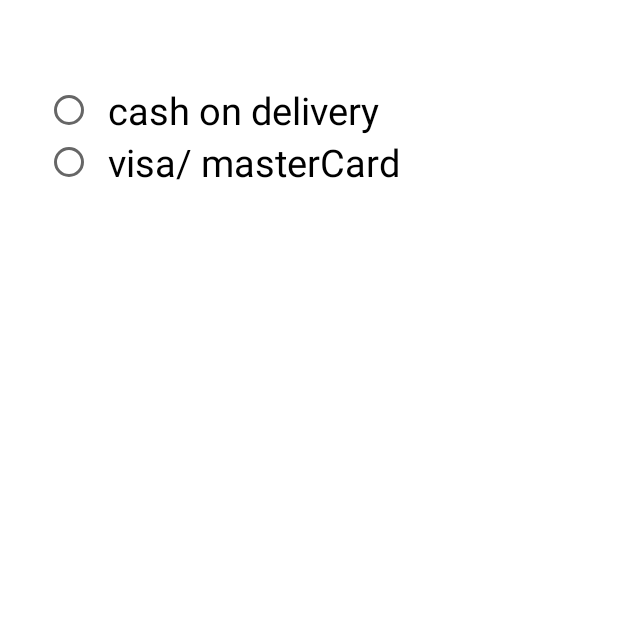
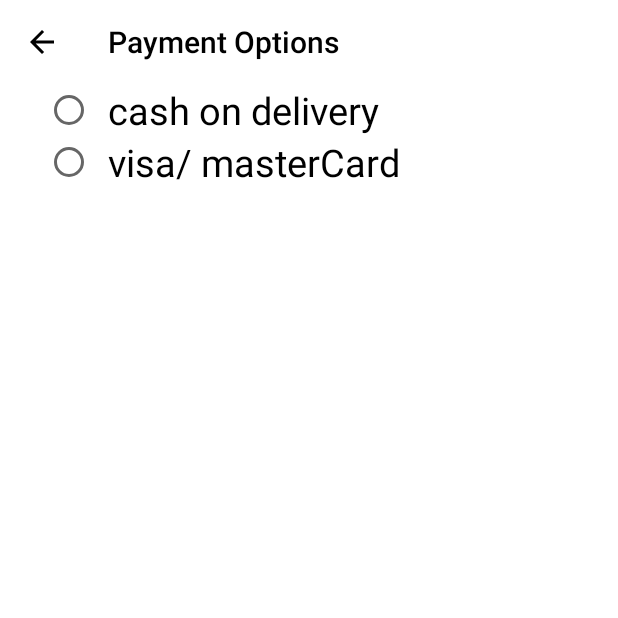
Before and after one commit to ahmdkhled/ecommerce, an Android app: the PaymentActivity screen opened directly, with no data from a screen before it, on a phone screen of 412 x 824 dp, the top half of it. Run offline under Robolectric (Android 15) with nearby library versions, the phone set to English and light mode, and no system bars; our stand-ins replace ButterKnife; 1 statement that could not run was skipped.

Commit message:
- Complete payment activity and place order functionality

```diff
--- a/app/src/main/java/com/ahmdkhled/ecommerce/model/Order.java
+++ b/app/src/main/java/com/ahmdkhled/ecommerce/model/Order.java
@@ -16,8 +16,10 @@ public class Order {
     private String status;
     @SerializedName("order_addressId")
     private int addressId;
-    @SerializedName("orderItems")
+    @SerializedName("products")
     private ArrayList<OrderItem> orderItems;
+
+
 
 
     public Order(int order_id, String order_date, int userId, String status, int addressId, ArrayList<OrderItem> orderItems) {
--- a/app/src/main/java/com/ahmdkhled/ecommerce/network/ApiService.java
+++ b/app/src/main/java/com/ahmdkhled/ecommerce/network/ApiService.java
@@ -101,7 +101,7 @@ public interface ApiService {
     @POST("orders.php")
     @FormUrlEncoded
     Call<Order> makeOrder(@Field("orderItems") String orderItems,@Field("quantity") String quantity
-            ,@Field("userId") int userId,@Field("address_id") int addressId);
+            ,@Field("userId") long userId,@Field("address_id") int addressId);
 
     @GET("orders.php")
     Call<ArrayList<Order>> getOrders(@Query("userId") String userId);
--- a/app/src/main/java/com/ahmdkhled/ecommerce/ui/PaymentActivity.java
+++ b/app/src/main/java/com/ahmdkhled/ecommerce/ui/PaymentActivity.java
@@ -1,35 +1,39 @@
 package com.ahmdkhled.ecommerce.ui;
 
+import android.arch.lifecycle.Observer;
+import android.arch.lifecycle.ViewModelProviders;
 import android.content.Intent;
+import android.support.annotation.Nullable;
 import android.support.constraint.ConstraintLayout;
 import android.support.v7.app.AppCompatActivity;
 import android.os.Bundle;
+import android.support.v7.widget.Toolbar;
 import android.util.Log;
 import android.view.View;
 import android.widget.Button;
 import android.widget.CompoundButton;
+import android.widget.ProgressBar;
 import android.widget.RadioButton;
 import android.widget.TextView;
 
 import com.ahmdkhled.ecommerce.R;
+import com.ahmdkhled.ecommerce.model.Address;
 import com.ahmdkhled.ecommerce.model.CartItem;
 import com.ahmdkhled.ecommerce.model.Order;
-import com.ahmdkhled.ecommerce.network.RetrofetClient;
-import com.ahmdkhled.ecommerce.ui.LoginActivity;
+import com.ahmdkhled.ecommerce.model.OrderItem;
+import com.ahmdkhled.ecommerce.utils.CartItemsManger;
 import com.ahmdkhled.ecommerce.utils.SessionManager;
+import com.ahmdkhled.ecommerce.viewmodel.PaymentViewModel;
 
-import java.io.IOException;
 import java.util.ArrayList;
+import java.util.List;
 
 import butterknife.BindView;
 import butterknife.ButterKnife;
-import okhttp3.ResponseBody;
-import retrofit2.Call;
-import retrofit2.Callback;
-import retrofit2.Response;
 
 public class PaymentActivity extends AppCompatActivity {
 
+    private static final String TAG = "PAYMENT_TAG";
     @BindView(R.id.sub_total_value)
     TextView mSubTotalTxt;
     @BindView(R.id.cod_value)
@@ -46,8 +50,16 @@ public class PaymentActivity extends AppCompatActivity {
     RadioButton mVisaRb;
     @BindView(R.id.cod_container)
     ConstraintLayout mCODLayoutTxt;
+    @BindView(R.id.toolbar)
+    Toolbar mToolbar;
+    @BindView(R.id.progress_bar)
+    ProgressBar mProgressBar;
 
     private int mSubTotal;
+    private Address mShipmentAddress;
+    private List<CartItem> mCartItems = new ArrayList<>();
+    private PaymentViewModel mViewModel;
+    private long userId;
 
     @Override
     protected void onCreate(Bundle savedInstanceState) {
@@ -56,10 +68,20 @@ public class PaymentActivity extends AppCompatActivity {
 
         ButterKnife.bind(this);
 
+        setupToolbar();
+
         // get sub total
         Intent intent = getIntent();
-        if(intent != null && intent.hasExtra("sub_total")){
-            mSubTotal = intent.getIntExtra("sub_total",0);
+        if(intent != null){
+            if(intent.hasExtra("sub_total")) {
+                mSubTotal = intent.getIntExtra("sub_total", 0);
+            }
+            if(intent.getParcelableExtra("shipment_address") != null){
+                mShipmentAddress = intent.getParcelableExtra("shipment_address");
+                Log.d(TAG,"address id "+mShipmentAddress.getId());
+                Log.d(TAG,"firstnamr id "+mShipmentAddress.getFirst_name());
+                Log.d(TAG,"address_1 id "+mShipmentAddress.getAddress_1());
+            }
         }
 
         fillViews();
@@ -71,7 +93,58 @@ public class PaymentActivity extends AppCompatActivity {
             }
         });
 
+        // view model
+        mViewModel = ViewModelProviders.of(this).get(PaymentViewModel.class);
 
+        // read cart items from shared preference
+        CartItemsManger cartItemsManger = new CartItemsManger(this);
+        mCartItems = cartItemsManger.getCartItems();
+        Log.d(TAG,"quantity "+mCartItems.get(0).getQuantity());
+
+        // read user id from shared preference
+        userId = new SessionManager(this).getId();
+
+        mPlaceOrderBtn.setOnClickListener(new View.OnClickListener() {
+            @Override
+            public void onClick(View view) {
+                mViewModel.placeOrder(userId,mShipmentAddress.getId(),mCartItems);
+                observePlacingOrderResponse();
+                observePlacingOrderStatus();
+            }
+        });
+
+
+    }
+
+    private void observePlacingOrderStatus() {
+        mViewModel.getIsPlacing().observe(this, new Observer<Boolean>() {
+            @Override
+            public void onChanged(@Nullable Boolean aBoolean) {
+                if(!aBoolean)showProgressBar();
+                else hideProgressBar();
+            }
+        });
+    }
+
+    private void observePlacingOrderResponse() {
+        mViewModel.getmOrder().observe(this, new Observer<Order>() {
+            @Override
+            public void onChanged(@Nullable Order order) {
+                Log.d(TAG,"q "+order.getOrderItems().get(0).getOrderItem_quantity());
+                Intent intent = new Intent(getApplicationContext(),OrderSummaryActivity.class);
+                intent.putExtra("order_id",order.getOrder_id());
+//                startActivity(intent);
+
+            }
+        });
+    }
+
+
+
+    private void setupToolbar() {
+        setSupportActionBar(mToolbar);
+        getSupportActionBar().setTitle(R.string.payment_activiy_title);
+        getSupportActionBar().setDisplayHomeAsUpEnabled(true);
     }
 
     private void fillViews() {
@@ -79,4 +152,14 @@ public class PaymentActivity extends AppCompatActivity {
     }
 
 
+
+    private void showProgressBar(){
+        mProgressBar.setVisibility(View.VISIBLE);
+    }
+
+    private void hideProgressBar(){
+        mProgressBar.setVisibility(View.INVISIBLE);
+    }
+
+
 }
--- a/app/src/main/res/layout/activity_payment.xml
+++ b/app/src/main/res/layout/activity_payment.xml
@@ -65,9 +65,15 @@
         android:layout_marginTop="10dp"
         android:visibility="gone"/>
 
-
-
-
+    <ProgressBar
+        android:id="@+id/progress_bar"
+        android:layout_width="wrap_content"
+        android:layout_height="wrap_content"
+        app:layout_constraintBottom_toBottomOf="parent"
+        app:layout_constraintEnd_toEndOf="parent"
+        app:layout_constraintStart_toStartOf="parent"
+        app:layout_constraintTop_toTopOf="parent"
+        android:visibility="gone"/>
 
 
 </android.support.constraint.ConstraintLayout>
--- a/app/src/main/res/layout/cod.xml
+++ b/app/src/main/res/layout/cod.xml
@@ -89,9 +89,11 @@
         android:layout_width="wrap_content"
         android:layout_height="wrap_content"
         android:layout_marginLeft="8dp"
-        android:layout_marginStart="8dp"
+        android:layout_marginStart="15dp"
         android:layout_marginTop="16dp"
         android:text="Grand Total"
+        android:textSize="18sp"
+        android:textColor="@android:color/black"
         app:layout_constraintStart_toStartOf="parent"
         app:layout_constraintTop_toBottomOf="@+id/shipping_textView" />
 
--- a/app/src/main/res/values/strings.xml
+++ b/app/src/main/res/values/strings.xml
@@ -18,8 +18,9 @@
     <string name="address_activity_title">Select Address</string>
     <string name="address_details">%1$s, %2$s</string>
     <string name="address_user_name">%1$s %2$s</string>
-    <string name="sub_total_payment">%1$i EGP</string>
+    <string name="sub_total_payment">%1$d EGP</string>
     <string name="error_message">something went wrong please try again</string>
     <string name="phone_edit_hint">Phone Number</string>
+    <string name="payment_activiy_title">Payment Options</string>
 
 </resources>
```
Also changed, not shown: app/src/main/java/com/ahmdkhled/ecommerce/model/OrderItem.java (+7 -7 lines), app/src/main/java/com/ahmdkhled/ecommerce/repository/OrdersRepository.java (+60 -1 lines), app/src/main/java/com/ahmdkhled/ecommerce/ui/CheckoutActivity.java (+11 -4 lines), app/src/main/java/com/ahmdkhled/ecommerce/ui/OrderSummaryActivity.java (+17 -0 lines), app/src/main/java/com/ahmdkhled/ecommerce/viewmodel/PaymentViewModel.java (added, +33 -0 lines).
